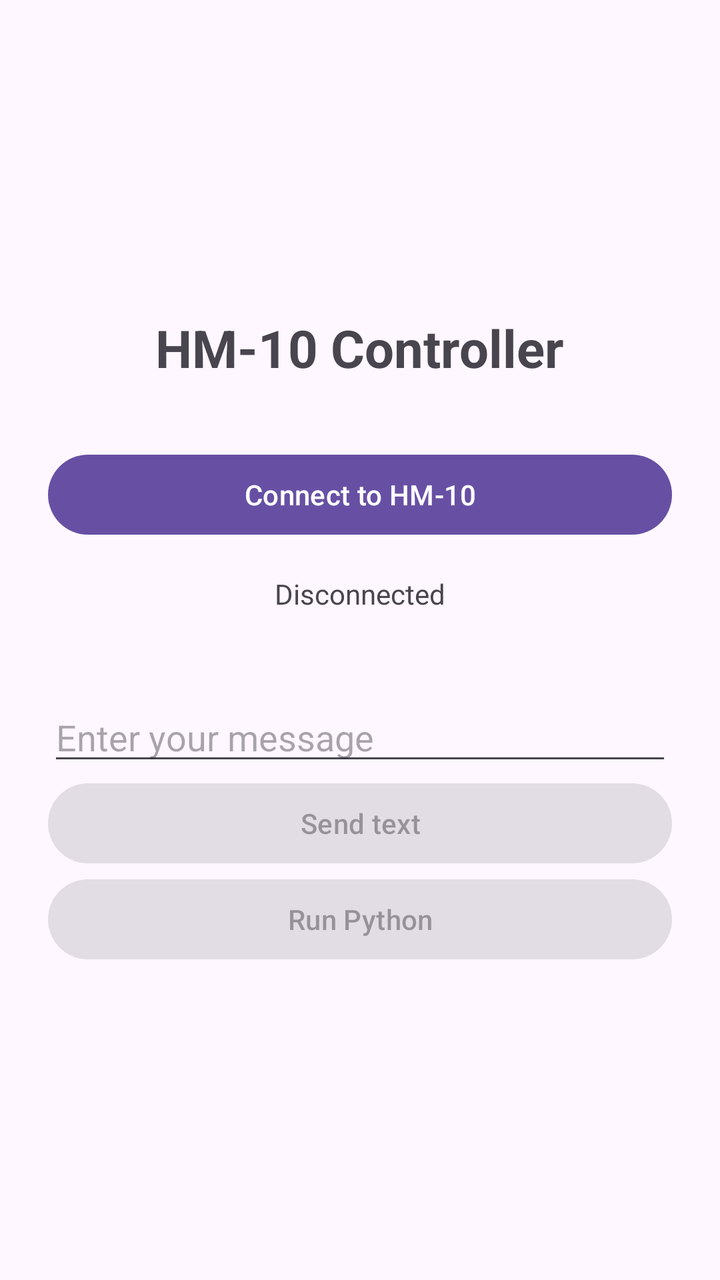
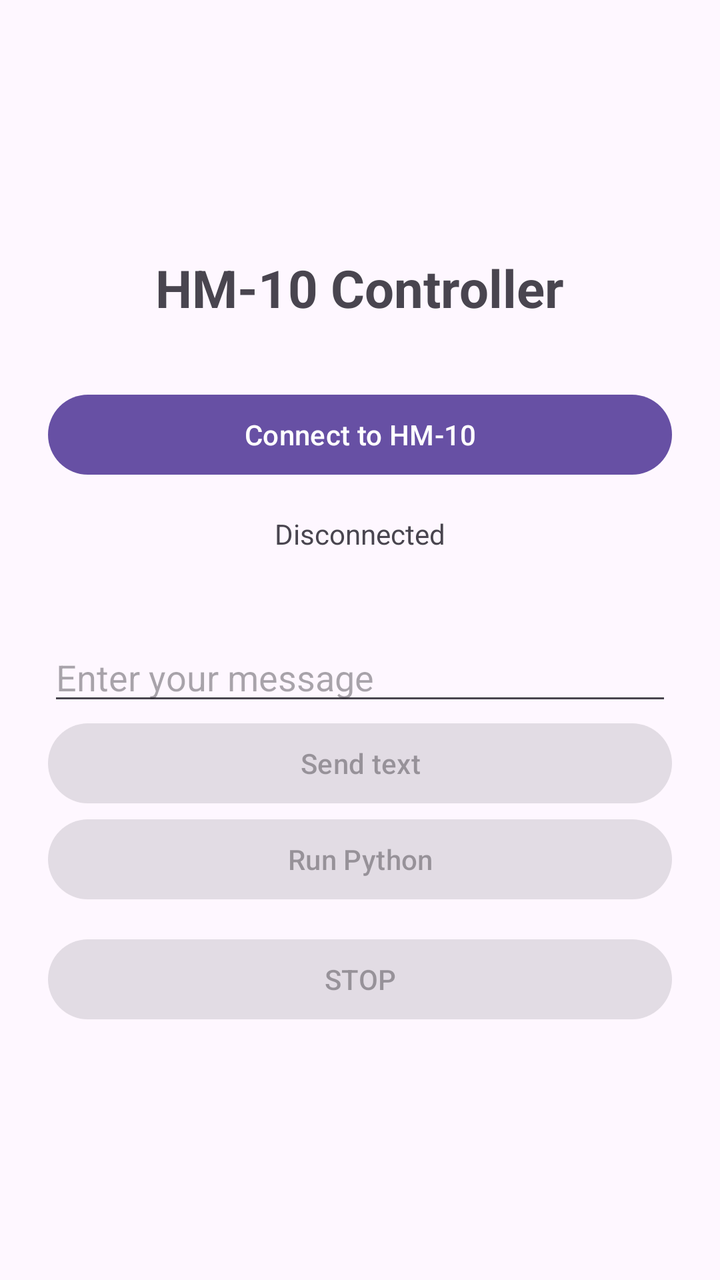

Compare the two renders of this Android layout. The source of the first and the diff that turns it into the second are given below.
<!-- AndroidManifest.xml: application theme Theme.Hm10app -->
<!-- res/layout/activity_main.xml -->
<?xml version="1.0" encoding="utf-8"?>
<LinearLayout
    xmlns:android="http://schemas.android.com/apk/res/android"
    android:layout_width="match_parent"
    android:layout_height="match_parent"
    android:orientation="vertical"
    android:padding="24dp"
    android:gravity="center">

    <TextView
        android:layout_width="wrap_content"
        android:layout_height="wrap_content"
        android:text="HM-10 Controller"
        android:textSize="26sp"
        android:textStyle="bold"
        android:layout_marginBottom="32dp" />

    <Button
        android:id="@+id/connectButton"
        android:layout_width="match_parent"
        android:layout_height="wrap_content"
        android:text="Connect to HM-10" />

    <TextView
        android:id="@+id/statusText"
        android:layout_width="match_parent"
        android:layout_height="wrap_content"
        android:text="Disconnected"
        android:gravity="center"
        android:padding="16dp" />

    <EditText
        android:id="@+id/messageInput"
        android:layout_width="match_parent"
        android:layout_height="wrap_content"
        android:hint="Enter your message"
        android:inputType="text"
        android:singleLine="true"
        android:layout_marginTop="24dp" />

    <Button
        android:id="@+id/sendButton"
        android:layout_width="match_parent"
        android:layout_height="wrap_content"
        android:text="Send text"
        android:enabled="false" />


    <Button
        android:id="@+id/pythonButton"
        android:layout_width="match_parent"
        android:layout_height="wrap_content"
        android:text="Run Python"
        android:enabled="false" />


</LinearLayout>
<!-- resources referenced by this layout -->
<resources>
  <style name="Theme.Hm10app" parent="Base.Theme.Hm10app" />
  <style name="Base.Theme.Hm10app" parent="Theme.Material3.DayNight.NoActionBar">
          
          
      </style>
</resources>

<!-- the commit's change to res/layout/activity_main.xml (unified diff, before → after) -->
@@ -52,6 +52,14 @@
         android:layout_height="wrap_content"
         android:text="Run Python"
         android:enabled="false" />
+    
+    <Button
+        android:id="@+id/stopButton"
+        android:layout_width="match_parent"
+        android:layout_height="wrap_content"
+        android:text="STOP"
+        android:enabled="false"
+        android:layout_marginTop="12dp" />
 
 
 </LinearLayout>
